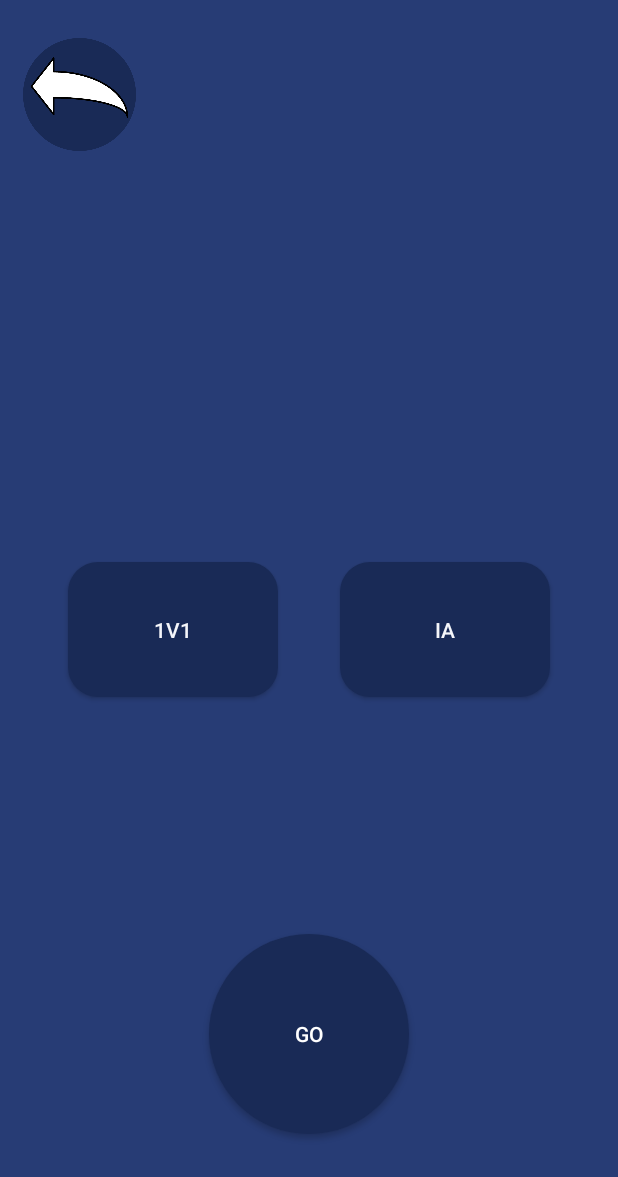
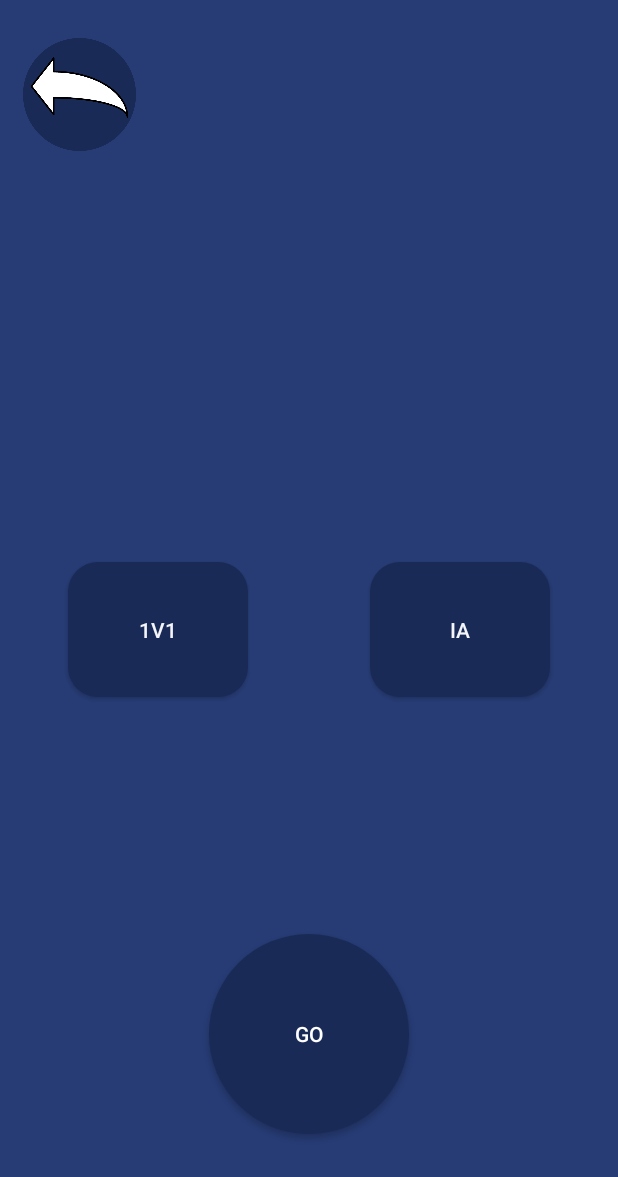
Before and after one commit to GregoireBellon/YamMaster, an Android app: the MenuJouer screen opened directly, with no data from a screen before it, on a phone screen of 412 x 824 dp. Shown: the top 1177 px of the screen. Run offline under Robolectric (Android 15) with nearby library versions, the phone set to English and light mode, and no system bars.

Commit message:
Page terminé, manque lien et sons

```diff
--- a/app/src/main/java/com/example/yatzy/MenuJouer.java
+++ b/app/src/main/java/com/example/yatzy/MenuJouer.java
@@ -2,13 +2,103 @@ package com.example.yatzy;
 
 import androidx.appcompat.app.AppCompatActivity;
 
+import android.graphics.drawable.Drawable;
 import android.os.Bundle;
+import android.util.Log;
+import android.view.View;
+import android.widget.Button;
 
 public class MenuJouer extends AppCompatActivity {
+
+    private final int VERSUS = 2;
+    private final int IA = 1;
+    private final int NO_SELECT = 0;
+
+    private int selected_button;
+
+    private Button vs;
+    private Button ia;
+
 
     @Override
     protected void onCreate(Bundle savedInstanceState) {
         super.onCreate(savedInstanceState);
         setContentView(R.layout.activity_menu_jouer);
+
+        initValues();
+
+    }
+
+    private void initValues(){
+
+        selected_button = NO_SELECT;
+
+        vs = findViewById(R.id.versus_button);
+
+        vs.setOnClickListener(new View.OnClickListener() {
+            @Override
+            public void onClick(View v) {
+                if(selected_button != VERSUS){
+                    selected_button = VERSUS;
+                }
+                else{
+                    selected_button = NO_SELECT;
+
+                }
+
+                Log.e("Button","CHANGED VS");
+
+
+                refreshButtonColor();
+            }
+        });
+
+
+        ia = findViewById(R.id.is_button);
+
+        ia.setOnClickListener(new View.OnClickListener() {
+            @Override
+            public void onClick(View v) {
+                if(selected_button != IA){
+
+                    selected_button = IA;
+
+                }
+                else{
+                    selected_button = NO_SELECT;
+                }
+
+                Log.e("Button","CHANGED IA");
+
+                refreshButtonColor();
+
+            }
+        });
+
+
+    }
+
+    private void refreshButtonColor(){
+
+        Drawable not_clicked = getDrawable(R.drawable.background_click_button);
+        Drawable clicked = getDrawable(R.drawable.background_clicked_button);
+
+        switch (selected_button){
+            case NO_SELECT : vs.setBackground(not_clicked);
+                ia.setBackground(not_clicked);
+                Log.e("Button color","no select");
+                break;
+            case IA : vs.setBackground(not_clicked);
+                ia.setBackground(clicked);
+                Log.e("Button color","IA color");
+                break;
+            case VERSUS: ia.setBackground(not_clicked);
+                vs.setBackground(clicked);
+                Log.e("Button color","VS color");
+                break;
+
+            default: vs.setBackground(not_clicked); ia.setBackground(not_clicked);
+
+        }
     }
 }
--- /dev/null
+++ b/app/src/main/res/drawable/background_clicked_button.xml
@@ -0,0 +1,9 @@
+<?xml version="1.0" encoding="utf-8"?>
+<selector xmlns:android="http://schemas.android.com/apk/res/android" >
+    <item >
+        <shape android:shape="rectangle"  >
+            <corners android:radius="20dp" />
+            <solid  android:color="#00254E"/>
+        </shape>
+    </item>
+</selector>
--- a/app/src/main/res/layout/activity_menu_jouer.xml
+++ b/app/src/main/res/layout/activity_menu_jouer.xml
@@ -8,8 +8,8 @@
     tools:context="com.example.yatzy.MenuJouer">
 
     <Button
-        android:id="@+id/button"
-        android:layout_width="140dp"
+        android:id="@+id/versus_button"
+        android:layout_width="120dp"
         android:layout_height="90dp"
         android:layout_marginStart="45dp"
         android:layout_marginTop="264dp"
@@ -22,8 +22,8 @@
         app:layout_constraintTop_toTopOf="parent" />
 
     <Button
-        android:id="@+id/button3"
-        android:layout_width="140dp"
+        android:id="@+id/is_button"
+        android:layout_width="120dp"
         android:layout_height="90dp"
         android:layout_marginTop="264dp"
         android:layout_marginEnd="45dp"
```
